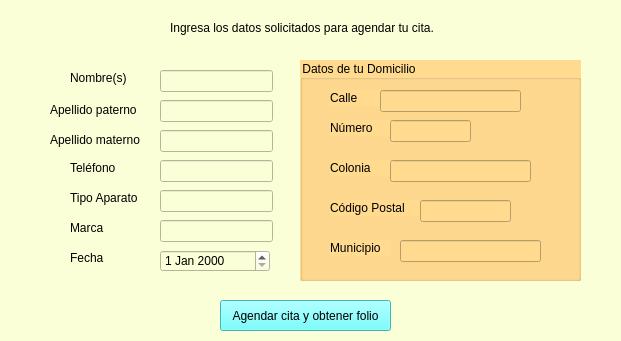
The window that agendar_cliente.ui (ileosalazar/MultiserviciosProfesionalesJG) describes before a commit, drawn with Qt 5.
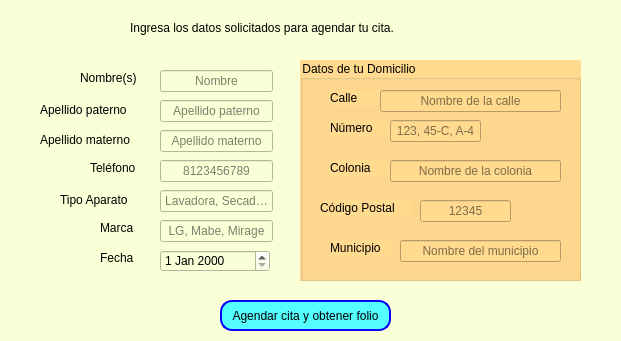
The same window after the commit.

```diff
--- a/agendar_cliente.ui
+++ b/agendar_cliente.ui
@@ -20,12 +20,15 @@
   <widget class="QLabel" name="label">
    <property name="geometry">
     <rect>
-     <x>170</x>
+     <x>130</x>
      <y>20</y>
-     <width>271</width>
+     <width>371</width>
      <height>16</height>
     </rect>
    </property>
+   <property name="styleSheet">
+    <string notr="true">font: 700 10pt &quot;Verdana&quot;;</string>
+   </property>
    <property name="text">
     <string>Ingresa los datos solicitados para agendar tu cita.</string>
    </property>
@@ -33,12 +36,15 @@
   <widget class="QLabel" name="label_2">
    <property name="geometry">
     <rect>
-     <x>70</x>
+     <x>80</x>
      <y>70</y>
      <width>71</width>
      <height>16</height>
     </rect>
    </property>
+   <property name="styleSheet">
+    <string notr="true">font: 9pt &quot;Verdana&quot;;</string>
+   </property>
    <property name="text">
     <string>Nombre(s)</string>
    </property>
@@ -46,12 +52,15 @@
   <widget class="QLabel" name="label_3">
    <property name="geometry">
     <rect>
-     <x>50</x>
+     <x>40</x>
      <y>100</y>
-     <width>91</width>
+     <width>111</width>
      <height>20</height>
     </rect>
    </property>
+   <property name="styleSheet">
+    <string notr="true">font: 9pt &quot;Verdana&quot;;</string>
+   </property>
    <property name="text">
     <string>Apellido paterno</string>
    </property>
@@ -59,12 +68,15 @@
   <widget class="QLabel" name="label_4">
    <property name="geometry">
     <rect>
-     <x>70</x>
+     <x>90</x>
      <y>160</y>
      <width>71</width>
      <height>16</height>
     </rect>
    </property>
+   <property name="styleSheet">
+    <string notr="true">font: 9pt &quot;Verdana&quot;;</string>
+   </property>
    <property name="text">
     <string>Teléfono</string>
    </property>
@@ -72,12 +84,15 @@
   <widget class="QLabel" name="label_5">
    <property name="geometry">
     <rect>
-     <x>70</x>
+     <x>60</x>
      <y>190</y>
-     <width>71</width>
-     <height>16</height>
+     <width>81</width>
+     <height>20</height>
     </rect>
    </property>
+   <property name="styleSheet">
+    <string notr="true">font: 9pt &quot;Verdana&quot;;</string>
+   </property>
    <property name="text">
     <string>Tipo Aparato</string>
    </property>
@@ -85,12 +100,15 @@
   <widget class="QLabel" name="label_6">
    <property name="geometry">
     <rect>
-     <x>70</x>
+     <x>100</x>
      <y>220</y>
-     <width>71</width>
+     <width>41</width>
      <height>16</height>
     </rect>
    </property>
+   <property name="styleSheet">
+    <string notr="true">font: 9pt &quot;Verdana&quot;;</string>
+   </property>
    <property name="text">
     <string>Marca</string>
    </property>
@@ -98,12 +116,15 @@
   <widget class="QLabel" name="label_7">
    <property name="geometry">
     <rect>
-     <x>70</x>
+     <x>100</x>
      <y>250</y>
-     <width>71</width>
+     <width>41</width>
      <height>16</height>
     </rect>
    </property>
+   <property name="styleSheet">
+    <string notr="true">font: 9pt &quot;Verdana&quot;;</string>
+   </property>
    <property name="text">
     <string>Fecha</string>
    </property>
@@ -117,6 +138,12 @@
      <height>22</height>
     </rect>
    </property>
+   <property name="alignment">
+    <set>Qt::AlignmentFlag::AlignCenter</set>
+   </property>
+   <property name="placeholderText">
+    <string>Nombre</string>
+   </property>
   </widget>
   <widget class="QLineEdit" name="input_apellidop">
    <property name="geometry">
@@ -127,6 +154,12 @@
      <height>22</height>
     </rect>
    </property>
+   <property name="alignment">
+    <set>Qt::AlignmentFlag::AlignCenter</set>
+   </property>
+   <property name="placeholderText">
+    <string>Apellido paterno</string>
+   </property>
   </widget>
   <widget class="QLineEdit" name="input_telefono">
    <property name="geometry">
@@ -143,6 +176,12 @@
    <property name="maxLength">
     <number>10</number>
    </property>
+   <property name="alignment">
+    <set>Qt::AlignmentFlag::AlignCenter</set>
+   </property>
+   <property name="placeholderText">
+    <string>8123456789</string>
+   </property>
   </widget>
   <widget class="QLineEdit" name="input_tipo_aparato">
    <property name="geometry">
@@ -153,6 +192,12 @@
      <height>22</height>
     </rect>
    </property>
+   <property name="alignment">
+    <set>Qt::AlignmentFlag::AlignCenter</set>
+   </property>
+   <property name="placeholderText">
+    <string>Lavadora, Secadora</string>
+   </property>
   </widget>
   <widget class="QLineEdit" name="input_marca">
    <property name="geometry">
@@ -163,6 +208,12 @@
      <height>22</height>
     </rect>
    </property>
+   <property name="alignment">
+    <set>Qt::AlignmentFlag::AlignCenter</set>
+   </property>
+   <property name="placeholderText">
+    <string>LG, Mabe, Mirage</string>
+   </property>
   </widget>
   <widget class="QDateEdit" name="input_fecha">
    <property name="geometry">
@@ -184,7 +235,9 @@
     </rect>
    </property>
    <property name="styleSheet">
-    <string notr="true">background-color: rgb(85, 255, 255);</string>
+    <string notr="true">border: 2px solid blue;
+border-radius: 12px;
+background-color: rgb(85, 255, 255);</string>
    </property>
    <property name="text">
     <string>Agendar cita y obtener folio</string>
@@ -193,12 +246,15 @@
   <widget class="QLabel" name="label_8">
    <property name="geometry">
     <rect>
-     <x>50</x>
+     <x>40</x>
      <y>130</y>
-     <width>101</width>
+     <width>111</width>
      <height>20</height>
     </rect>
    </property>
+   <property name="styleSheet">
+    <string notr="true">font: 9pt &quot;Verdana&quot;;</string>
+   </property>
    <property name="text">
     <string>Apellido materno</string>
    </property>
@@ -212,6 +268,12 @@
      <height>22</height>
     </rect>
    </property>
+   <property name="alignment">
+    <set>Qt::AlignmentFlag::AlignCenter</set>
+   </property>
+   <property name="placeholderText">
+    <string>Apellido materno</string>
+   </property>
   </widget>
   <widget class="QGroupBox" name="groupBox">
    <property name="geometry">
@@ -270,7 +332,7 @@
    <widget class="QLabel" name="label_12">
     <property name="geometry">
      <rect>
-      <x>30</x>
+      <x>20</x>
       <y>140</y>
       <width>91</width>
       <height>16</height>
@@ -298,30 +360,58 @@
      <rect>
       <x>80</x>
       <y>30</y>
-      <width>141</width>
+      <width>181</width>
       <height>22</height>
      </rect>
     </property>
+    <property name="styleSheet">
+     <string notr="true">font: 9pt &quot;Segoe UI&quot;;
+</string>
+    </property>
+    <property name="alignment">
+     <set>Qt::AlignmentFlag::AlignCenter</set>
+    </property>
+    <property name="placeholderText">
+     <string>Nombre de la calle</string>
+    </property>
    </widget>
    <widget class="QLineEdit" name="txt_numero">
     <property name="geometry">
      <rect>
       <x>90</x>
       <y>60</y>
-      <width>81</width>
+      <width>91</width>
       <height>22</height>
      </rect>
     </property>
+    <property name="styleSheet">
+     <string notr="true">font: 9pt &quot;Segoe UI&quot;;</string>
+    </property>
+    <property name="alignment">
+     <set>Qt::AlignmentFlag::AlignCenter</set>
+    </property>
+    <property name="placeholderText">
+     <string>123, 45-C, A-4</string>
+    </property>
    </widget>
    <widget class="QLineEdit" name="txt_colonia">
     <property name="geometry">
      <rect>
       <x>90</x>
       <y>100</y>
-      <width>141</width>
+      <width>171</width>
       <height>22</height>
      </rect>
     </property>
+    <property name="styleSheet">
+     <string notr="true">font: 9pt &quot;Segoe UI&quot;;</string>
+    </property>
+    <property name="alignment">
+     <set>Qt::AlignmentFlag::AlignCenter</set>
+    </property>
+    <property name="placeholderText">
+     <string>Nombre de la colonia</string>
+    </property>
    </widget>
    <widget class="QLineEdit" name="txt_cp">
     <property name="geometry">
@@ -332,16 +422,34 @@
       <height>22</height>
      </rect>
     </property>
+    <property name="styleSheet">
+     <string notr="true">font: 9pt &quot;Segoe UI&quot;;</string>
+    </property>
+    <property name="alignment">
+     <set>Qt::AlignmentFlag::AlignCenter</set>
+    </property>
+    <property name="placeholderText">
+     <string>12345</string>
+    </property>
    </widget>
    <widget class="QLineEdit" name="txt_municipio">
     <property name="geometry">
      <rect>
       <x>100</x>
       <y>180</y>
-      <width>141</width>
+      <width>161</width>
       <height>22</height>
      </rect>
     </property>
+    <property name="styleSheet">
+     <string notr="true">font: 9pt &quot;Segoe UI&quot;;</string>
+    </property>
+    <property name="alignment">
+     <set>Qt::AlignmentFlag::AlignCenter</set>
+    </property>
+    <property name="placeholderText">
+     <string>Nombre del municipio</string>
+    </property>
    </widget>
   </widget>
  </widget>
```
Left out of the diff: 3 changed lines with no effect on the pictures.
